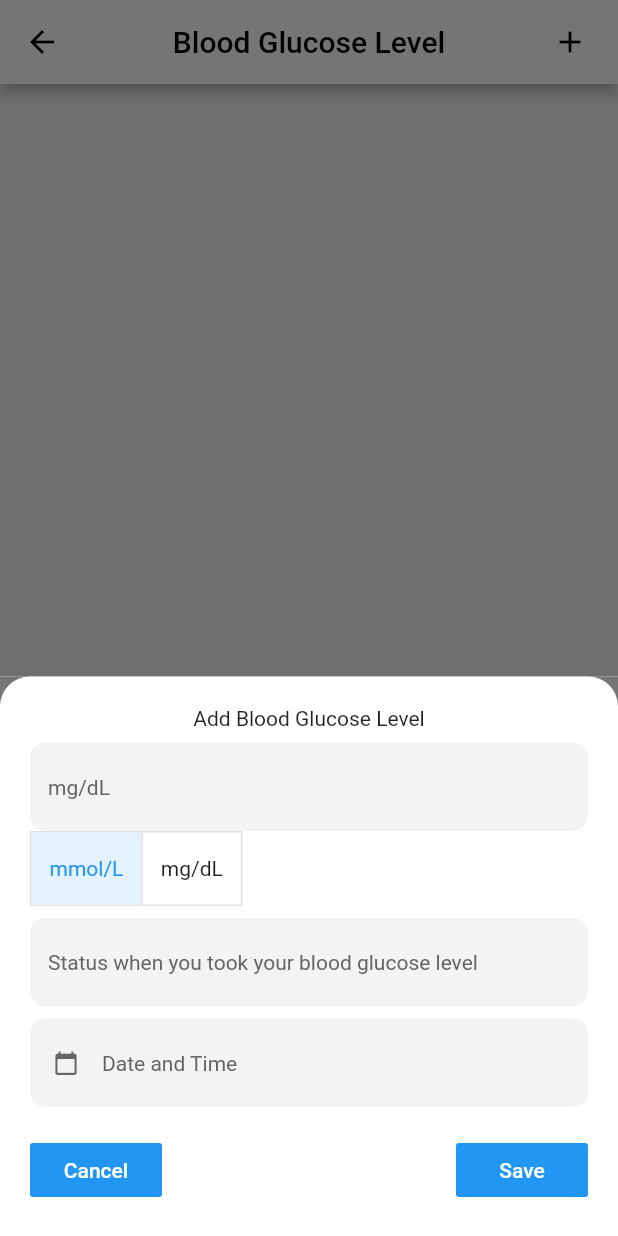
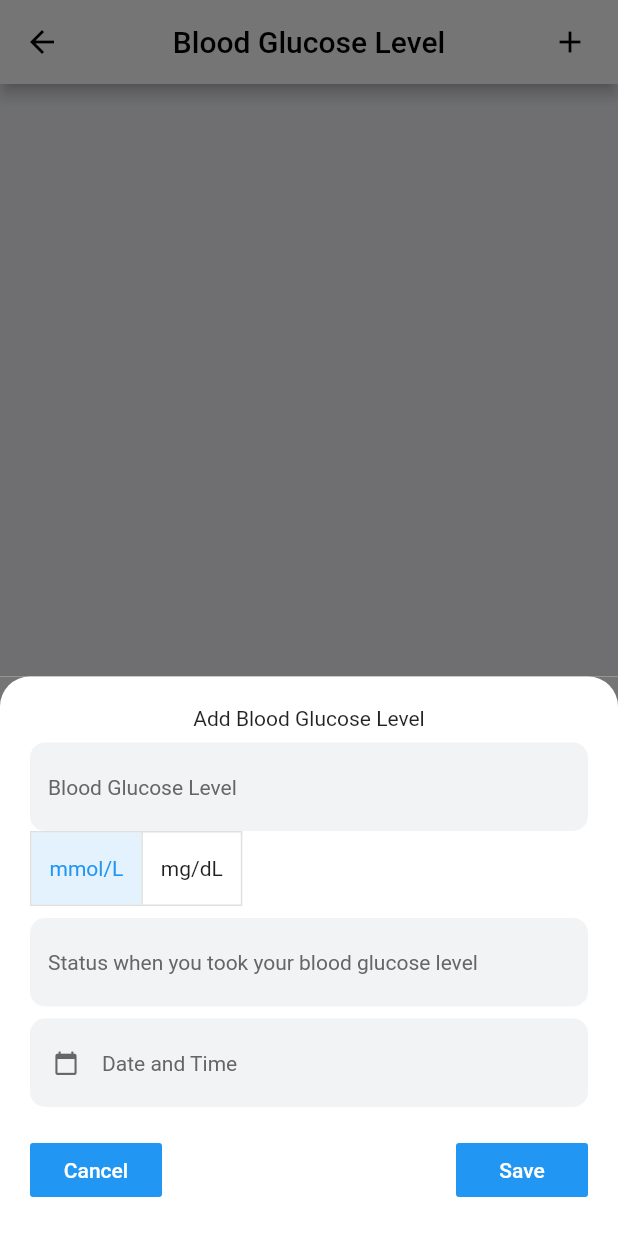
Before and after one commit to Enrickzz/Capstone-Project, a Flutter app: the blood_glucose screen opened directly, after a tap on the "add" icon, on a phone screen of 412 x 824 dp. Run offline on Flutter 3.47's test engine with Material 2 defaults, Android fonts, the phone set to English and light mode, and no system bars; our stand-ins replace cloud_firestore, file_picker, firebase_auth, firebase_core, firebase_database, firebase_storage and 4 more; missing offline and left inert: flutter_facebook_auth, flutter_login_facebook, gender_picker; accounts and stored records are empty; Roboto replaces fonts that are missing (Roboto-Light.ttf); statements that could not run were skipped.

Commit message:
conversion of blood glucose

```diff
--- a/lib/data_inputs/vitals/add_blood_glucose.dart
+++ b/lib/data_inputs/vitals/add_blood_glucose.dart
@@ -85,7 +85,7 @@ class _add_blood_glucoseState extends State<add_blood_glucose> {
                           color: Color(0xFF666666),
                           fontFamily: defaultFontFamily,
                           fontSize: defaultFontSize),
-                      hintText: "mg/dL",
+                      hintText: "Blood Glucose Level",
                     ),
                     validator: (val) => val.isEmpty ? 'Enter Blood Glucose Level' : null,
                     onChanged: (val){
```
